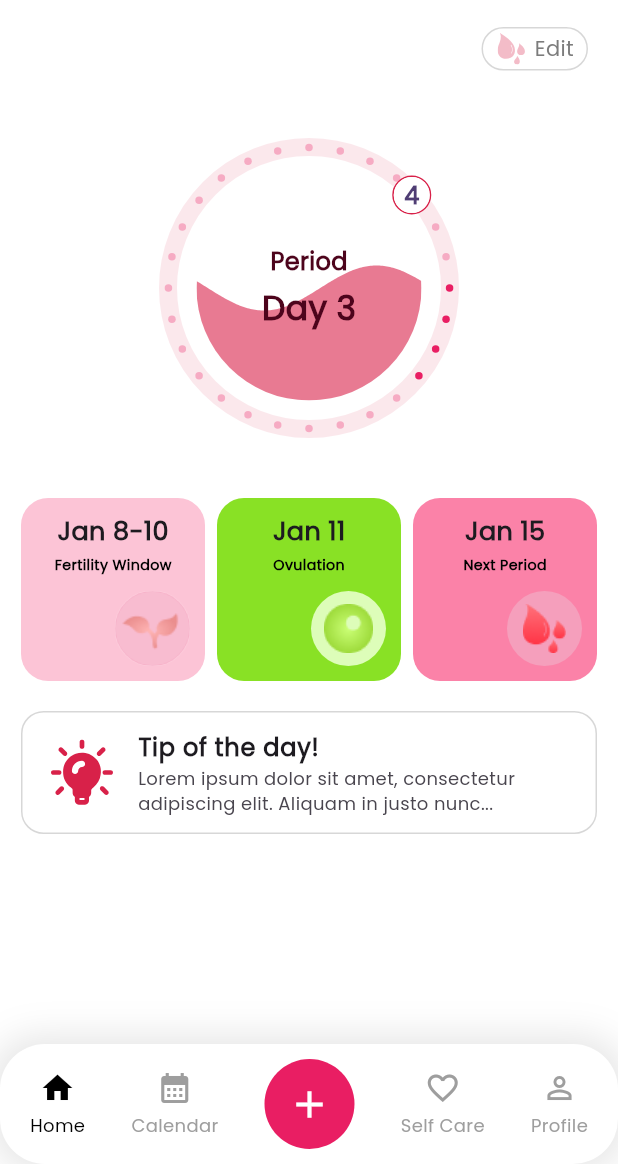
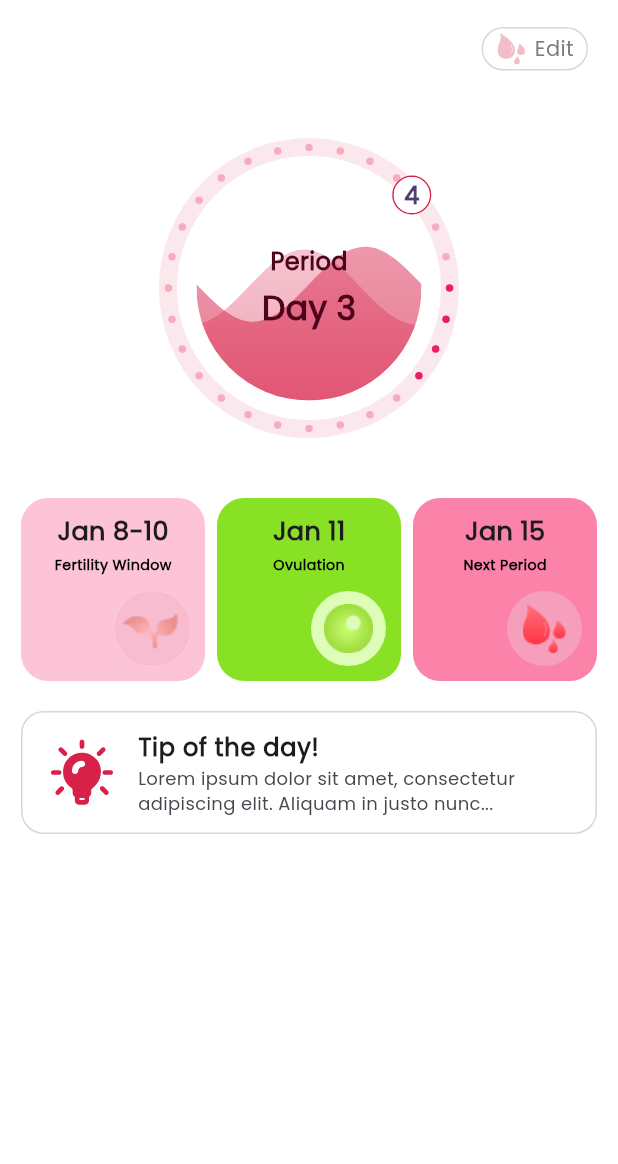
Before and after one commit to MuhammadHassan0184/Flora_Heart, a Flutter app: the HomeScreen screen opened by its route, on a phone screen of 412 x 824 dp, the part 72-1236 px from its top. Run offline on Flutter 3.47's test engine with Material 3 defaults, Android fonts, the phone set to English and light mode, and no system bars; drawn by our look-alikes of wave; our stand-ins replace flutter_svg, get, google_fonts.

```diff
--- a/lib/View/DashBoard/home_screen.dart
+++ b/lib/View/DashBoard/home_screen.dart
@@ -1,11 +1,14 @@
 // ignore_for_file: deprecated_member_use, avoid_print
 
 import 'package:floraheart/View/Widgets/custom_date_card.dart';
-import 'package:floraheart/View/Widgets/custom_navbar.dart';
 import 'package:floraheart/config/Colors/colors.dart';
 import 'package:flutter/material.dart';
 import 'package:flutter_svg/svg.dart';
 import 'dart:math';
+
+// Add the wave package
+import 'package:wave/wave.dart';
+import 'package:wave/config.dart';
 
 // ---------------- HOME SCREEN ----------------
 class HomeScreen extends StatefulWidget {
@@ -17,24 +20,26 @@ class HomeScreen extends StatefulWidget {
 
 class _HomeScreenState extends State<HomeScreen>
     with SingleTickerProviderStateMixin {
+  double _waveProgress = 0.0;
   late AnimationController _waveController;
-
-  int selectedIndex = 0;
-
-  final List<Widget> screens = [
-    Center(child: Text("Home")),
-    Center(child: Text("Calendar")),
-    Center(child: Text("Self Care")),
-    Center(child: Text("Profile")),
-  ];
 
   @override
   void initState() {
     super.initState();
+
+    // Controller to simulate progress for 3 seconds
     _waveController = AnimationController(
       vsync: this,
-      duration: Duration(seconds: 2),
-    )..repeat();
+      duration: const Duration(seconds: 3),
+    );
+
+    _waveController.addListener(() {
+      setState(() {
+        _waveProgress = _waveController.value;
+      });
+    });
+
+    _waveController.forward(); // start animation
   }
 
   @override
@@ -84,8 +89,7 @@ class _HomeScreenState extends State<HomeScreen>
           ),
         ],
       ),
-      body: SafeArea(
-        child: SingleChildScrollView(
+      body: SingleChildScrollView(
         child: Column(
           children: [
             SizedBox(height: 10),
@@ -99,7 +103,9 @@ class _HomeScreenState extends State<HomeScreen>
                     width: 71,
                     height: 29,
                     decoration: BoxDecoration(
-                        border: Border.all(color: AppColors.grey.withOpacity(0.3)),
+                      border: Border.all(
+                        color: AppColors.grey.withOpacity(0.3),
+                      ),
                       borderRadius: BorderRadius.circular(20),
                     ),
                     child: Row(
@@ -137,23 +143,43 @@ class _HomeScreenState extends State<HomeScreen>
                       ),
                     ),
                   ),
+
                   // Dots on border
                   CustomPaint(
                     size: Size(213, 210),
-                      painter: DotCirclePainter(totalDots: 28, highlightedDots: 4),
+                    painter: DotCirclePainter(
+                      totalDots: 28,
+                      highlightedDots: 4,
                     ),
-                    // Inner wave circle
-                    AnimatedBuilder(
-                      animation: _waveController,
-                      builder: (context, child) {
-                        return ClipOval(
-                          child: CustomPaint(
-                            size: Size(150, 150),
-                            painter: WavePainter(_waveController.value),
                   ),
-                        );
-                      },
+
+                  // Inner wave circle using wave package
+                  ClipOval(
+                    child: SizedBox(
+                      width: 150,
+                      height: 150,
+                      child: WaveWidget(
+                        config: CustomConfig(
+                          gradients: [
+                            [
+                              AppColors.primary.withOpacity(0.6),
+                              AppColors.primary.withOpacity(0.4)
+                            ],
+                            [
+                              AppColors.primary.withOpacity(0.4),
+                              AppColors.primary.withOpacity(0.2)
+                            ],
+                          ],
+                          durations: [5000, 7000],
+                          heightPercentages: [0.5 * _waveProgress, 0.52 * _waveProgress],
                         ),
+                        backgroundColor: Colors.white,
+                        waveAmplitude: 15,
+                        size: Size(double.infinity, double.infinity),
+                      ),
+                    ),
+                  ),
+
                   // Center text
                   Container(
                     width: 150,
@@ -182,6 +208,7 @@ class _HomeScreenState extends State<HomeScreen>
                       ],
                     ),
                   ),
+
                   // Current day indicator
                   Positioned(
                     right: 25,
@@ -204,6 +231,7 @@ class _HomeScreenState extends State<HomeScreen>
                 ],
               ),
             ),
+
             SizedBox(height: 35),
             Padding(
               padding: const EdgeInsets.symmetric(horizontal: 10),
@@ -230,21 +258,9 @@ class _HomeScreenState extends State<HomeScreen>
                 ),
               ),
             ),
+            SizedBox(height: 20),
           ],
         ),
-        ),
-      ),
-
-      bottomNavigationBar: CustomBottomBar(
-        selectedIndex: selectedIndex,
-        onItemSelected: (index) {
-          setState(() {
-            selectedIndex = index;
-          });
-        },
-        onCenterTap: () {
-          print("Add button pressed");
-        },
       ),
     );
   }
@@ -284,36 +300,3 @@ class DotCirclePainter extends CustomPainter {
   @override
   bool shouldRepaint(covariant CustomPainter oldDelegate) => true;
 }
-
-// ---------------- WAVE PAINTER ----------------
-class WavePainter extends CustomPainter {
-  final double animationValue;
-
-  WavePainter(this.animationValue);
-
-  @override
-  void paint(Canvas canvas, Size size) {
-    final paint = Paint()..color = AppColors.primary.withOpacity(0.6);
-
-    final path = Path();
-    final waveHeight = 15.0;
-    final yOffset = size.height * 0.5; // fill up to half of circle
-
-    path.moveTo(0, yOffset);
-    for (double x = 0; x <= size.width; x++) {
-      double y =
-          waveHeight *
-              sin((2 * pi / size.width) * x + animationValue * 2 * pi) +
-          yOffset;
-      path.lineTo(x, y);
-    }
-    path.lineTo(size.width, size.height);
-    path.lineTo(0, size.height);
-    path.close();
-
-    canvas.drawPath(path, paint);
-  }
-
-  @override
-  bool shouldRepaint(covariant WavePainter oldDelegate) => true;
-}
--- a/lib/View/OnBoarding/period_end_screen.dart
+++ b/lib/View/OnBoarding/period_end_screen.dart
@@ -1,3 +1,4 @@
+import 'package:floraheart/View/DashBoard/main_screen.dart';
 import 'package:floraheart/View/Widgets/custom_button.dart';
 import 'package:floraheart/config/Colors/colors.dart';
 import 'package:floraheart/config/Routes/routes_name.dart';
@@ -225,7 +226,7 @@ class _PeriodEndScreenState extends State<PeriodEndScreen> {
               child: CustomButton(
                 label: "Continue",
                 ontap: () {
-                  Get.toNamed(AppRoutesName.homeScreen);
+                  Get.offAll(() => MainScreen());
                 },
               ),
             ),
--- a/lib/View/Widgets/custom_navbar.dart
+++ b/lib/View/Widgets/custom_navbar.dart
@@ -1,4 +1,4 @@
-// ignore_for_file: deprecated_member_use
+// ignore_for_file: deprecated_member_use, avoid_print
 
 import 'package:flutter/material.dart';
 
@@ -19,7 +19,7 @@ class CustomBottomBar extends StatelessWidget {
     return Container(
       // margin: const EdgeInsets.all(16),
       padding: const EdgeInsets.symmetric(horizontal: 20),
-      height: 80,
+      height: 90,
       decoration: BoxDecoration(
         color: Colors.white,
         borderRadius: BorderRadius.circular(30),
@@ -52,10 +52,7 @@ class CustomBottomBar extends StatelessWidget {
       child: Column(
         mainAxisAlignment: MainAxisAlignment.center,
         children: [
-          Icon(
-            icon,
-            color: isSelected ? Colors.black : Colors.grey,
-          ),
+          Icon(icon, color: isSelected ? Colors.black : Colors.grey),
           const SizedBox(height: 4),
           Text(
             label,
@@ -73,17 +70,14 @@ class CustomBottomBar extends StatelessWidget {
     return GestureDetector(
       onTap: onCenterTap,
       child: Container(
+        margin: const EdgeInsets.only(bottom: 7),
         height: 60,
         width: 60,
         decoration: const BoxDecoration(
           color: Color(0xFFE91E63),
           shape: BoxShape.circle,
         ),
-        child: const Icon(
-          Icons.add,
-          color: Colors.white,
-          size: 30,
-        ),
+        child: const Icon(Icons.add, color: Colors.white, size: 30),
       ),
     );
   }
--- a/lib/config/Routes/routes.dart
+++ b/lib/config/Routes/routes.dart
@@ -1,7 +1,9 @@
 
 import 'package:floraheart/View/Auth/login_screen.dart';
 import 'package:floraheart/View/Auth/signup_screen.dart';
+import 'package:floraheart/View/Calendar/calendar_screen.dart';
 import 'package:floraheart/View/DashBoard/home_screen.dart';
+import 'package:floraheart/View/DashBoard/main_screen.dart';
 import 'package:floraheart/View/OnBoarding/Wrapper/onboarding_wrapper.dart';
 import 'package:floraheart/View/Splash/splash_screen.dart';
 import 'package:floraheart/config/Routes/routes_name.dart';
@@ -14,6 +16,8 @@ class AppRoutes {
     GetPage(name: AppRoutesName.splash, page: ()=> SplashScreen()),
     GetPage(name: AppRoutesName.loginScreen, page: ()=> LoginScreen()),
     GetPage(name: AppRoutesName.signupScreen, page: ()=> SignupScreen()),
+    GetPage(name: AppRoutesName.mainScreen, page: ()=> MainScreen()),
     GetPage(name: AppRoutesName.homeScreen, page: ()=> HomeScreen()),
+    GetPage(name: AppRoutesName.calendarScreen, page: ()=> CalendarScreen()),
   ];
 }
--- a/lib/config/Routes/routes_name.dart
+++ b/lib/config/Routes/routes_name.dart
@@ -4,5 +4,7 @@ class AppRoutesName {
   static const String splash = "/SplashScreen";
   static const String loginScreen = "/LoginScreen";
   static const String signupScreen = "/SignupScreen";
+  static const String mainScreen = "/MainScreen";
   static const String homeScreen = "/HomeScreen";
+  static const String calendarScreen = "/CalendarScreen";
 }
--- a/lib/main.dart
+++ b/lib/main.dart
@@ -1,5 +1,5 @@
-import 'package:floraheart/View/Splash/splash_screen.dart';
 import 'package:floraheart/config/Routes/routes.dart';
+import 'package:floraheart/config/Routes/routes_name.dart';
 import 'package:flutter/material.dart';
 import 'package:get/get_navigation/src/root/get_material_app.dart';
 import 'package:google_fonts/google_fonts.dart';
@@ -17,9 +17,11 @@ class MyApp extends StatelessWidget {
     return GetMaterialApp(
       title: 'Flutter Demo',
       debugShowCheckedModeBanner: false,
-      home: SplashScreen(),
-      // home: LoginScreen(),
-      // home: SignupScreen(),
+      // home: SplashScreen(),
+
+      initialRoute: AppRoutesName.splash, // 👈 start from splash
+
+
       theme: ThemeData(
          fontFamily: 'Poppins',
         textTheme: GoogleFonts.poppinsTextTheme(),
--- a/pubspec.yaml
+++ b/pubspec.yaml
@@ -37,6 +37,7 @@ dependencies:
   flutter_svg: ^2.2.3
   get: ^4.7.3
   google_fonts: ^8.0.1
+  wave: ^0.2.2
 
 dev_dependencies:
   flutter_test:
```
Also changed, not shown: lib/View/Calendar/calendar_screen.dart (added, +15 -0 lines), lib/View/DashBoard/main_screen.dart (added, +46 -0 lines), pubspec.lock. Lines whose indentation alone changed are shown as unchanged.
